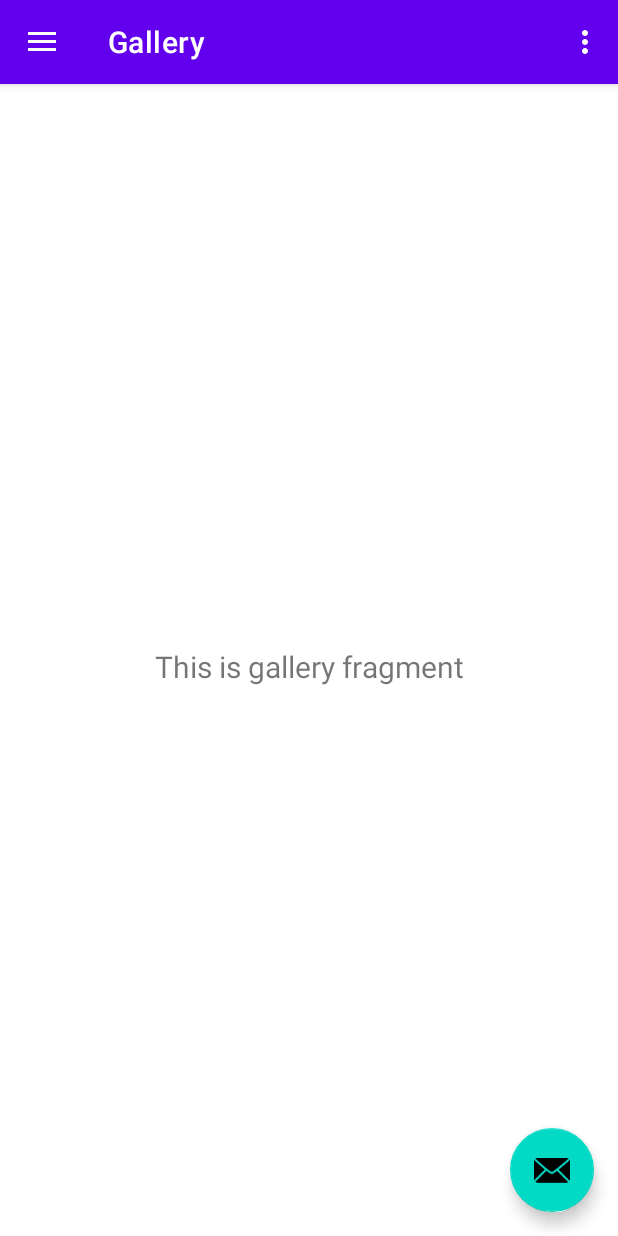
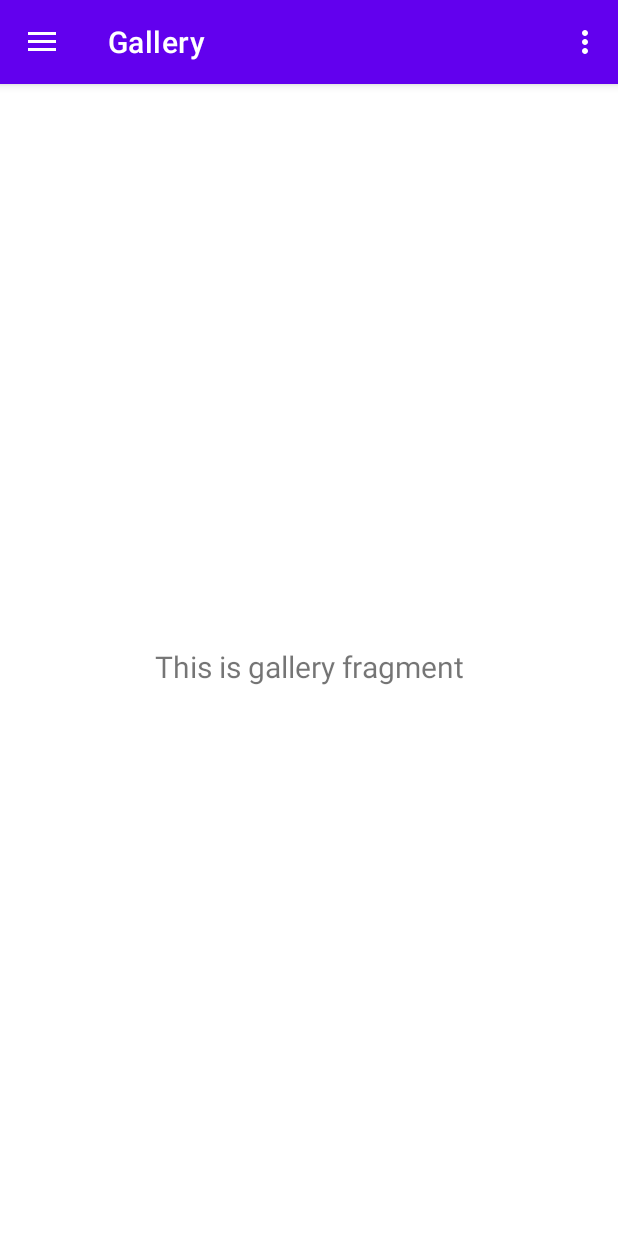
Before and after one commit to Mahnoor786-dev/Noor-e-Quran, an Android app: the screen it shows after launch (MainActivity), in the side drawer, after a tap on "Gallery", on a phone screen of 412 x 824 dp. Run offline under Robolectric (Android 15) with nearby library versions, the phone set to English and light mode, and no system bars; our stand-ins replace navigation-ui; 2 statements that could not run were skipped.

Commit message:
navigation drawer updated

```diff
--- a/app/src/main/java/com/mano/theholyqran/MainActivity.java
+++ b/app/src/main/java/com/mano/theholyqran/MainActivity.java
@@ -27,13 +27,7 @@ public class MainActivity extends AppCompatActivity {
         setContentView(binding.getRoot());
 
         setSupportActionBar(binding.appBarMain.toolbar);
-        binding.appBarMain.fab.setOnClickListener(new View.OnClickListener() {
-            @Override
-            public void onClick(View view) {
-                Snackbar.make(view, "Replace with your own action", Snackbar.LENGTH_LONG)
-                        .setAction("Action", null).show();
-            }
-        });
+
         DrawerLayout drawer = binding.drawerLayout;
         NavigationView navigationView = binding.navView;
         // Passing each menu ID as a set of Ids because each
--- a/app/src/main/res/layout/app_bar_main.xml
+++ b/app/src/main/res/layout/app_bar_main.xml
@@ -22,13 +22,5 @@
 
     <include layout="@layout/content_main" />
 
-    <com.google.android.material.floatingactionbutton.FloatingActionButton
-        android:id="@+id/fab"
-        android:layout_width="wrap_content"
-        android:layout_height="wrap_content"
-        android:layout_gravity="bottom|end"
-        android:layout_marginEnd="@dimen/fab_margin"
-        android:layout_marginBottom="16dp"
-        app:srcCompat="@android:drawable/ic_dialog_email" />
 
 </androidx.coordinatorlayout.widget.CoordinatorLayout>
```
Also changed, not shown: app/src/main/java/DatabaseHelper.java (added, +21 -0 lines), app/src/main/res/layout/fragment_home.xml (+5 -9 lines), app/src/main/res/drawable/islamic.jpg (added), app/src/main/res/drawable/quran.png (added), 1 other file.
